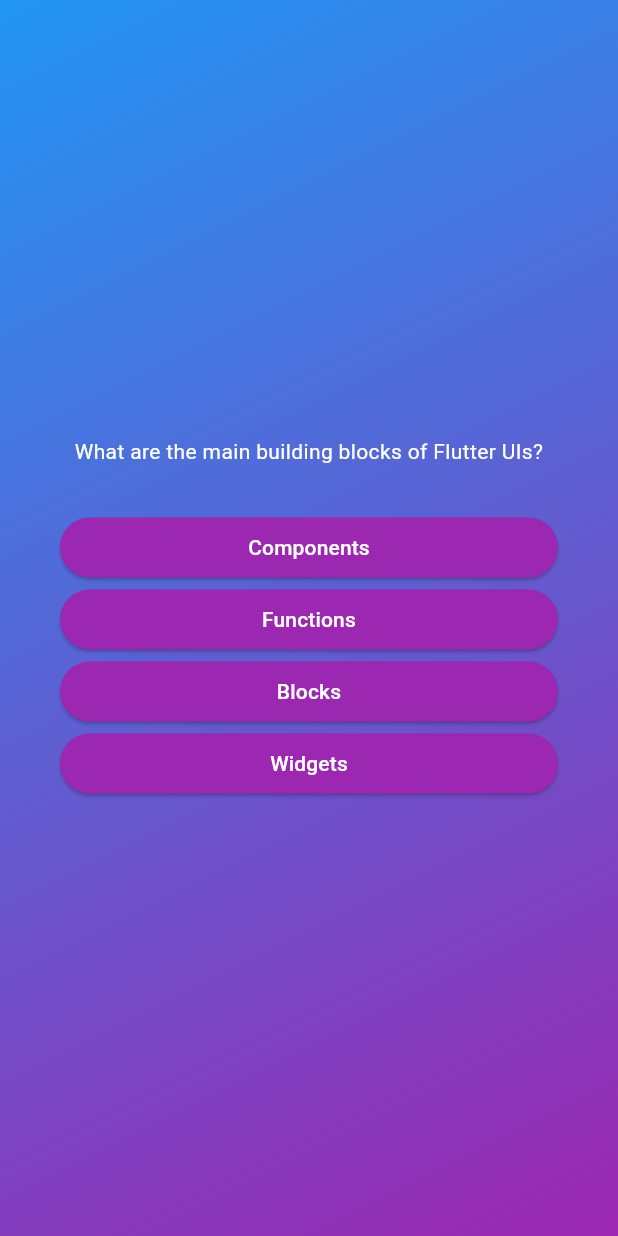
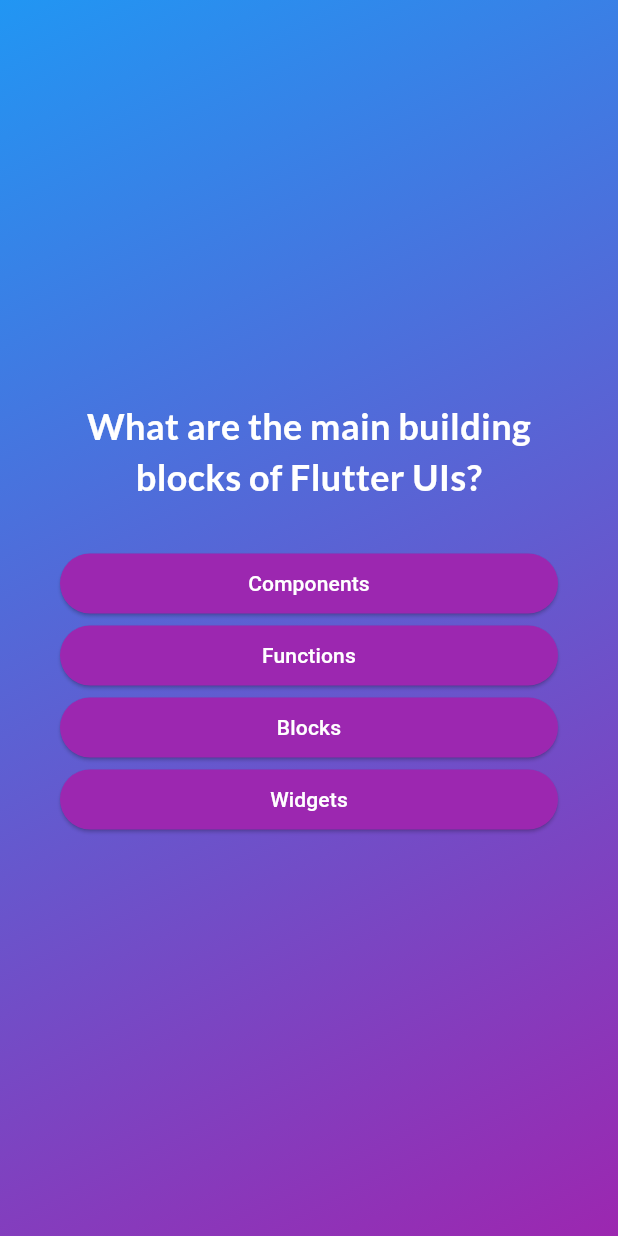
Before and after one commit to brijeshkumar-chavda/QuizApp, a Flutter app: the screen it shows after launch, after a tap on "Start Quiz", on a phone screen of 412 x 824 dp. Run offline on Flutter 3.47's test engine with Material 3 defaults, Android fonts, the phone set to English and light mode, and no system bars; our stand-ins replace google_fonts.

Commit message:
feat: add google font package

```diff
--- a/lib/question_screen.dart
+++ b/lib/question_screen.dart
@@ -1,6 +1,7 @@
 import 'package:flutter/material.dart';
 import 'package:quiz_app/answer_button.dart';
 import 'package:quiz_app/data/questions.dart';
+import 'package:google_fonts/google_fonts.dart';
 
 class QuestionScreen extends StatefulWidget {
   const QuestionScreen({super.key});
@@ -34,7 +35,11 @@ class _QuestionScreenState extends State<QuestionScreen> {
           children: [
             Text(
               currentQuestion.question,
-              style: TextStyle(color: Colors.white),
+              style: GoogleFonts.lato(
+                color: Colors.white,
+                fontSize: 24,
+                fontWeight: FontWeight.bold,
+              ),
               textAlign: TextAlign.center,
             ),
             SizedBox(height: 30),
--- a/lib/start_screen.dart
+++ b/lib/start_screen.dart
@@ -1,4 +1,5 @@
 import 'package:flutter/material.dart';
+import 'package:google_fonts/google_fonts.dart';
 
 class StartScreen extends StatelessWidget {
   const StartScreen({super.key, required this.switchToQuizScreen});
@@ -19,7 +20,7 @@ class StartScreen extends StatelessWidget {
           SizedBox(height: 30),
           Text(
             "Learn Flutter the fun way!",
-            style: TextStyle(fontSize: 24, color: Colors.white),
+            style: GoogleFonts.lato(fontSize: 24, color: Colors.white),
           ),
           SizedBox(height: 30),
           FilledButton.icon(
--- a/pubspec.yaml
+++ b/pubspec.yaml
@@ -34,6 +34,7 @@ dependencies:
   # The following adds the Cupertino Icons font to your application.
   # Use with the CupertinoIcons class for iOS style icons.
   cupertino_icons: ^1.0.8
+  google_fonts: ^6.3.0
 
 dev_dependencies:
   flutter_test:
```
Also changed, not shown: pubspec.lock, 1 other file.
